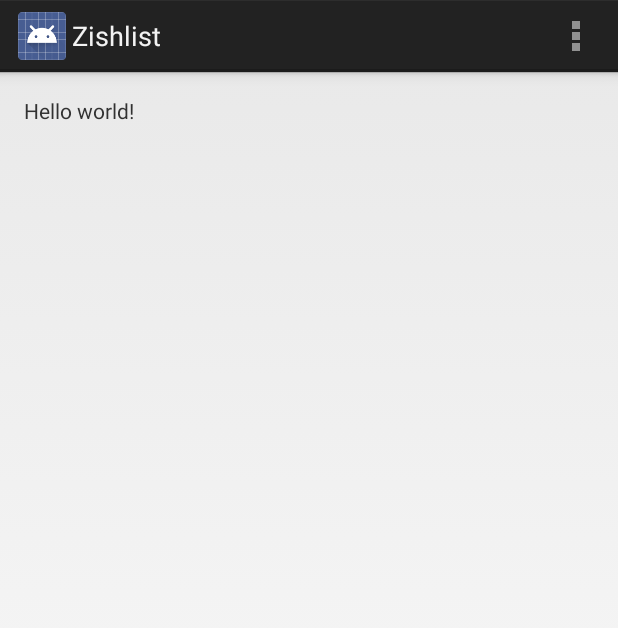
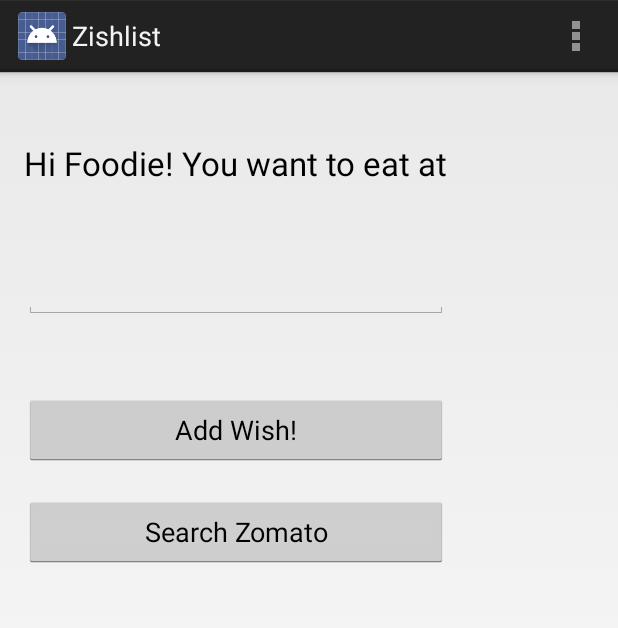
Before and after one commit to sher-locked/Zishlist, an Android app: the screen it shows after launch (MainActivity), on a phone screen of 412 x 824 dp. Shown: the top 628 px of the screen. Run offline under Robolectric (Android 15) with nearby library versions, the phone set to English and light mode, and no system bars.

Commit message:
Designing Main Activity.

```diff
--- a/app/src/main/res/layout/activity_main.xml
+++ b/app/src/main/res/layout/activity_main.xml
@@ -5,7 +5,48 @@
     android:paddingTop="@dimen/activity_vertical_margin"
     android:paddingBottom="@dimen/activity_vertical_margin" tools:context=".MainActivity">
 
-    <TextView android:text="@string/hello_world" android:layout_width="wrap_content"
-        android:layout_height="wrap_content" />
+    <TextView
+        android:text="@string/hello_foodie"
+        android:textAppearance="?android:attr/textAppearanceLarge"
+        android:layout_width="wrap_content"
+        android:layout_height="wrap_content"
+        android:layout_marginTop="30dp"
+        android:id="@+id/welcomeText" />
+
+    <EditText
+        android:layout_width="wrap_content"
+        android:layout_height="wrap_content"
+        android:id="@+id/wishInput"
+        android:layout_below="@+id/welcomeText"
+        android:layout_alignRight="@+id/welcomeText"
+        android:layout_alignEnd="@+id/welcomeText"
+        android:layout_marginTop="50dp"
+        android:layout_alignParentLeft="true"
+        android:layout_alignParentStart="true" />
+
+    <Button
+        android:layout_width="wrap_content"
+        android:layout_height="wrap_content"
+        android:text="@string/add_button"
+        android:id="@+id/addButton"
+        android:layout_below="@+id/wishInput"
+        android:layout_marginTop="50dp"
+        android:layout_centerVertical="true"
+        android:layout_alignRight="@+id/wishInput"
+        android:layout_alignEnd="@+id/wishInput"
+        android:layout_alignParentLeft="true"
+        android:layout_alignParentStart="true" />
+
+    <Button
+        android:layout_width="wrap_content"
+        android:layout_height="wrap_content"
+        android:text="@string/search_button"
+        android:id="@+id/button"
+        android:layout_below="@+id/addButton"
+        android:layout_marginTop="20dp"
+        android:layout_alignParentLeft="true"
+        android:layout_alignParentStart="true"
+        android:layout_alignRight="@+id/addButton"
+        android:layout_alignEnd="@+id/addButton" />
 
 </RelativeLayout>
--- a/app/src/main/res/values/strings.xml
+++ b/app/src/main/res/values/strings.xml
@@ -1,8 +1,15 @@
 <?xml version="1.0" encoding="utf-8"?>
 <resources>
 
+    <!-- Application Specific Values -->
     <string name="app_name">Zishlist</string>
-    <string name="hello_world">Hello world!</string>
+
+    <!-- Action Bar Specific Values -->
     <string name="action_settings">Settings</string>
 
+    <!-- Main Activity Specific Values -->
+    <string name="hello_foodie">Hi Foodie! You want to eat at </string>
+    <string name="add_button">Add Wish!</string>
+    <string name="search_button">Search Zomato</string>
+
 </resources>
```
